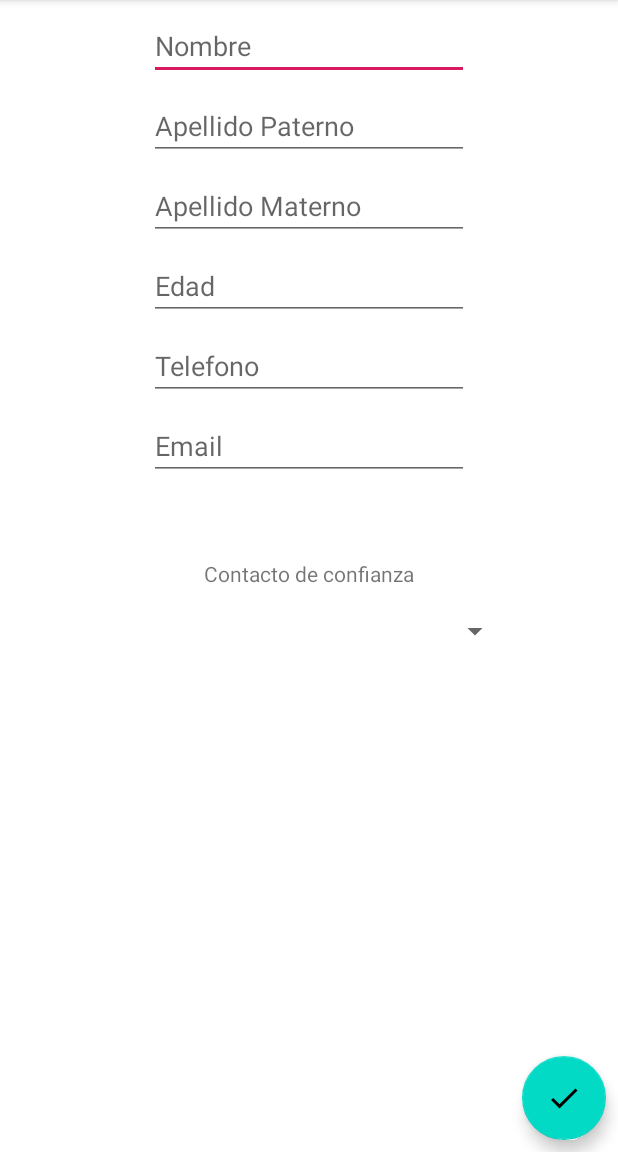
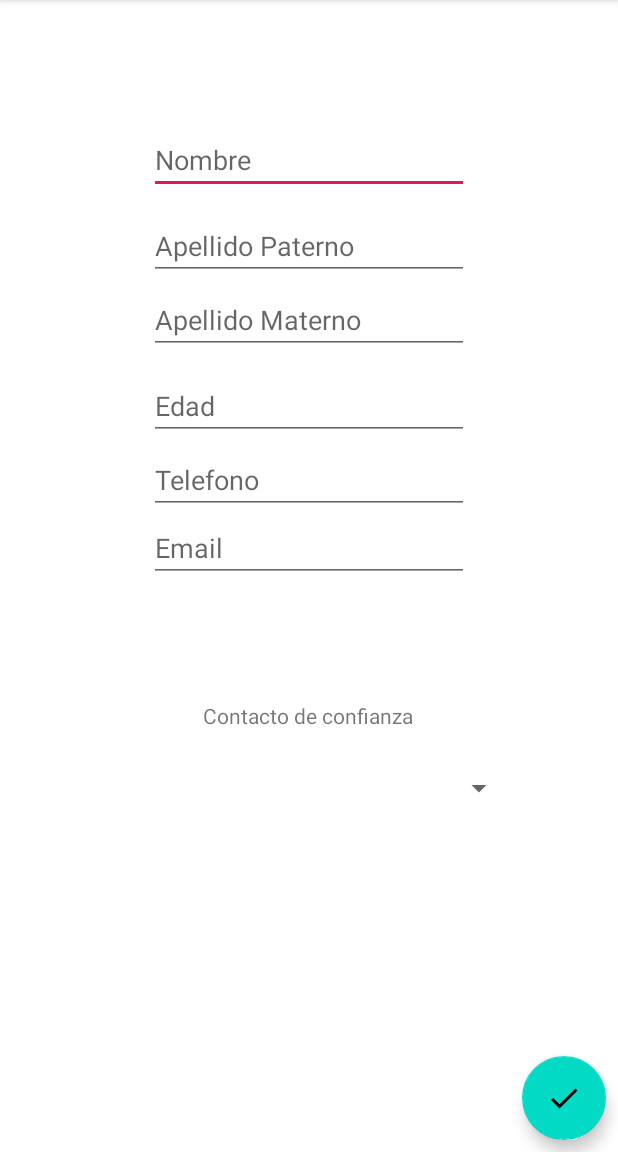
Before and after one commit to DaniCordova/ContactosAndroid, an Android app: the RegistrarActivity screen opened directly, with no data from a screen before it, on a phone screen of 412 x 824 dp, the part 84-1236 px from its top. Run offline under Robolectric (Android 15) with nearby library versions, the phone set to English and light mode, and no system bars.

```diff
--- a/app/src/main/AndroidManifest.xml
+++ b/app/src/main/AndroidManifest.xml
@@ -10,6 +10,11 @@
         android:supportsRtl="true"
         android:theme="@style/AppTheme">
         <activity android:name=".RegistrarActivity"></activity>
+        <activity android:name=".Contacto">
+            <intent-filter>
+                <action android:name="android.intent.action.VIEW"></action>
+            </intent-filter>
+        </activity>
         <activity android:name=".MainActivity">
             <intent-filter>
                 <action android:name="android.intent.action.MAIN" />
--- a/app/src/main/res/layout/activity_registrar.xml
+++ b/app/src/main/res/layout/activity_registrar.xml
@@ -10,73 +10,77 @@
         android:id="@+id/editTextNombre"
         android:layout_width="wrap_content"
         android:layout_height="wrap_content"
-        android:layout_marginTop="8dp"
+        android:layout_marginTop="84dp"
+        android:digits="abcdefghijklmnopqrstuvwxyzABCDEFGHIJKLMNOPQRSTUVWXYZ"
         android:ems="10"
         android:hint="Nombre"
-        android:inputType="textPersonName"
+        android:inputType="textPersonName|textCapSentences"
         app:layout_constraintEnd_toEndOf="parent"
         app:layout_constraintStart_toStartOf="parent"
         app:layout_constraintTop_toTopOf="parent" />
 
     <EditText
-        android:id="@+id/editTextApellidoPaterno"
-        android:layout_width="wrap_content"
-        android:layout_height="wrap_content"
-        android:layout_marginTop="8dp"
-        android:ems="10"
-        android:hint="Apellido Paterno"
-        android:inputType="textPersonName"
-        app:layout_constraintEnd_toEndOf="parent"
-        app:layout_constraintStart_toStartOf="parent"
-        app:layout_constraintTop_toBottomOf="@+id/editTextNombre" />
-
-    <EditText
-        android:id="@+id/editTextApellidoMaterno"
-        android:layout_width="wrap_content"
-        android:layout_height="wrap_content"
-        android:layout_marginTop="8dp"
-        android:ems="10"
-        android:hint="Apellido Materno"
-        android:inputType="textPersonName"
-        app:layout_constraintEnd_toEndOf="parent"
-        app:layout_constraintStart_toStartOf="parent"
-        app:layout_constraintTop_toBottomOf="@+id/editTextApellidoPaterno" />
-
-    <EditText
         android:id="@+id/editTextEdad"
         android:layout_width="wrap_content"
         android:layout_height="wrap_content"
-        android:layout_marginTop="8dp"
+        android:layout_marginTop="12dp"
         android:ems="10"
         android:hint="Edad"
         android:inputType="number"
+        android:maxLength="2"
         app:layout_constraintEnd_toEndOf="parent"
         app:layout_constraintStart_toStartOf="parent"
         app:layout_constraintTop_toBottomOf="@+id/editTextApellidoMaterno" />
 
     <EditText
-        android:id="@+id/editTextTelefono"
-        android:layout_width="wrap_content"
-        android:layout_height="wrap_content"
-        android:layout_marginTop="8dp"
-        android:ems="10"
-        android:hint="Telefono"
-        android:inputType="phone"
-        app:layout_constraintEnd_toEndOf="parent"
-        app:layout_constraintStart_toStartOf="parent"
-        app:layout_constraintTop_toBottomOf="@+id/editTextEdad" />
-
-    <EditText
         android:id="@+id/editTextEmail"
         android:layout_width="wrap_content"
         android:layout_height="wrap_content"
-        android:layout_marginTop="8dp"
         android:ems="10"
         android:hint="Email"
         android:inputType="textEmailAddress"
         app:layout_constraintEnd_toEndOf="parent"
         app:layout_constraintStart_toStartOf="parent"
         app:layout_constraintTop_toBottomOf="@+id/editTextTelefono" />
+
+    <EditText
+        android:id="@+id/editTextTelefono"
+        android:layout_width="wrap_content"
+        android:layout_height="wrap_content"
+        android:layout_marginTop="4dp"
+        android:ems="10"
+        android:hint="Telefono"
+        android:inputType="phone"
+        android:maxLength="10"
+        app:layout_constraintEnd_toEndOf="parent"
+        app:layout_constraintStart_toStartOf="parent"
+        app:layout_constraintTop_toBottomOf="@+id/editTextEdad" />
+
+    <EditText
+        android:id="@+id/editTextApellidoMaterno"
+        android:layout_width="wrap_content"
+        android:layout_height="wrap_content"
+        android:layout_marginTop="4dp"
+        android:digits="abcdefghijklmnopqrstuvwxyzABCDEFGHIJKLMNOPQRSTUVWXYZ"
+        android:ems="10"
+        android:hint="Apellido Materno"
+        android:inputType="textPersonName|textCapSentences"
+        app:layout_constraintEnd_toEndOf="parent"
+        app:layout_constraintStart_toStartOf="parent"
+        app:layout_constraintTop_toBottomOf="@+id/editTextApellidoPaterno" />
+
+    <EditText
+        android:id="@+id/editTextApellidoPaterno"
+        android:layout_width="wrap_content"
+        android:layout_height="wrap_content"
+        android:layout_marginTop="12dp"
+        android:digits="abcdefghijklmnopqrstuvwxyzABCDEFGHIJKLMNOPQRSTUVWXYZ"
+        android:ems="10"
+        android:hint="Apellido Paterno"
+        android:inputType="textPersonName|textCapSentences"
+        app:layout_constraintEnd_toEndOf="parent"
+        app:layout_constraintStart_toStartOf="parent"
+        app:layout_constraintTop_toBottomOf="@+id/editTextNombre" />
 
     <com.google.android.material.floatingactionbutton.FloatingActionButton
         android:id="@+id/fab_registrar"
@@ -91,11 +95,12 @@
 
     <Spinner
         android:id="@+id/spinner_contactoConfianza"
-        android:layout_width="269dp"
-        android:layout_height="34dp"
-        android:layout_marginTop="84dp"
+        android:layout_width="275dp"
+        android:layout_height="59dp"
+        android:layout_marginTop="108dp"
         android:spinnerMode="dropdown"
         app:layout_constraintEnd_toEndOf="parent"
+        app:layout_constraintHorizontal_bias="0.496"
         app:layout_constraintStart_toStartOf="parent"
         app:layout_constraintTop_toBottomOf="@+id/editTextEmail" />
 
@@ -106,9 +111,10 @@
         android:text="Contacto de confianza"
         app:layout_constraintBottom_toTopOf="@+id/spinner_contactoConfianza"
         app:layout_constraintEnd_toEndOf="parent"
+        app:layout_constraintHorizontal_bias="0.498"
         app:layout_constraintStart_toStartOf="parent"
         app:layout_constraintTop_toBottomOf="@+id/editTextEmail"
-        app:layout_constraintVertical_bias="0.815"
+        app:layout_constraintVertical_bias="0.898"
         tools:text="Contacto de confianza" />
 
 </androidx.constraintlayout.widget.ConstraintLayout>
```
Also changed, not shown: app/src/main/java/com/rockbass/contactos/Contacto.java (+4 -5 lines), app/src/main/java/com/rockbass/contactos/MainActivity.java (+4 -4 lines), app/src/main/res/layout/activity_contactos.xml (+8 -8 lines).
